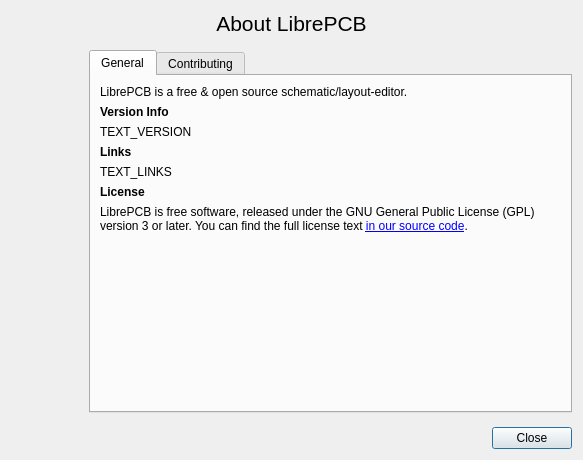
Qt form libs/librepcb/common/dialogs/aboutdialog.ui (weaver2007/LibrePCB) before a commit.
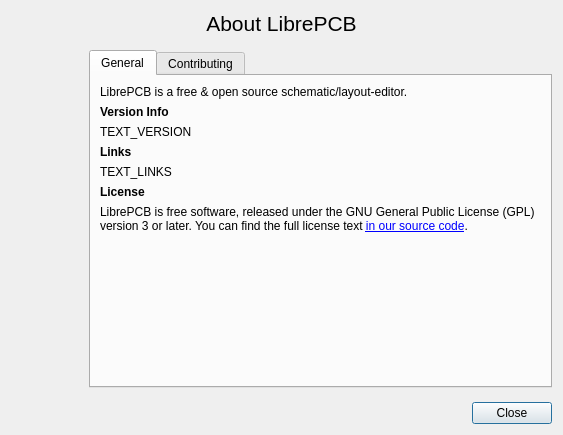
The same form after that commit. The open tabs and pages were chosen to show the change. Icons and pictures are not drawn.

Commit message: AboutDialog: Fix size constraints

What changed in the file:
```diff
--- a/libs/librepcb/common/dialogs/aboutdialog.ui
+++ b/libs/librepcb/common/dialogs/aboutdialog.ui
@@ -6,8 +6,8 @@
    <rect>
     <x>0</x>
     <y>0</y>
-    <width>583</width>
-    <height>460</height>
+    <width>563</width>
+    <height>435</height>
    </rect>
   </property>
   <property name="windowTitle">
@@ -42,6 +42,9 @@
    </item>
    <item>
     <layout class="QHBoxLayout" name="horizontalLayout">
+     <property name="sizeConstraint">
+      <enum>QLayout::SetMinimumSize</enum>
+     </property>
      <property name="topMargin">
       <number>8</number>
      </property>
@@ -84,12 +87,6 @@
          <verstretch>0</verstretch>
         </sizepolicy>
        </property>
-       <property name="minimumSize">
-        <size>
-         <width>387</width>
-         <height>280</height>
-        </size>
-       </property>
        <property name="currentIndex">
         <number>1</number>
        </property>
@@ -100,6 +97,9 @@
         <layout class="QHBoxLayout" name="horizontalLayout_2">
          <item>
           <layout class="QVBoxLayout" name="tabGeneralLayout">
+           <property name="sizeConstraint">
+            <enum>QLayout::SetMinimumSize</enum>
+           </property>
            <item>
             <widget class="QLabel" name="textIntro">
              <property name="text">
@@ -177,8 +177,8 @@
              </property>
              <property name="sizeHint" stdset="0">
               <size>
-               <width>20</width>
-               <height>40</height>
+               <width>0</width>
+               <height>0</height>
               </size>
              </property>
             </spacer>
```
Left out of the diff: 9 changed lines with no effect on the pictures.
